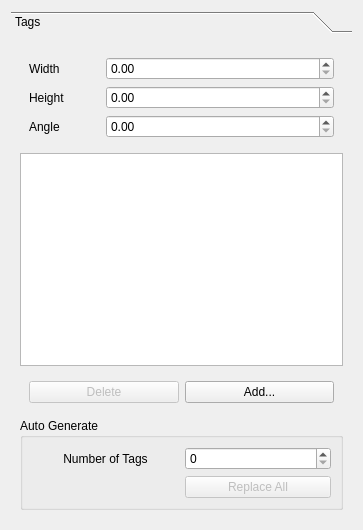
This is src/Mod/Path/Gui/Resources/panels/HoldingTagsEdit.ui in berndhahnebach/All_FreeCAD as Qt 5 draws it before an edit. The edited form follows.
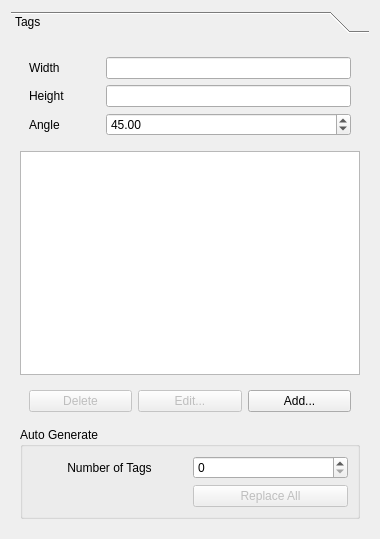
This is the edited form. Custom widgets are drawn as their Qt base class.

Commit message: Using InputField for width and height and use proper properties.

```diff
--- a/src/Mod/Path/Gui/Resources/panels/HoldingTagsEdit.ui
+++ b/src/Mod/Path/Gui/Resources/panels/HoldingTagsEdit.ui
@@ -6,8 +6,8 @@
    <rect>
     <x>0</x>
     <y>0</y>
-    <width>363</width>
-    <height>530</height>
+    <width>380</width>
+    <height>539</height>
    </rect>
   </property>
   <property name="windowTitle">
@@ -16,6 +16,12 @@
   <layout class="QGridLayout" name="gridLayout_2">
    <item row="2" column="0">
     <widget class="QToolBox" name="toolBox">
+     <property name="sizePolicy">
+      <sizepolicy hsizetype="Preferred" vsizetype="MinimumExpanding">
+       <horstretch>0</horstretch>
+       <verstretch>0</verstretch>
+      </sizepolicy>
+     </property>
      <property name="frameShape">
       <enum>QFrame::NoFrame</enum>
      </property>
@@ -27,8 +33,8 @@
        <rect>
         <x>0</x>
         <y>0</y>
-        <width>345</width>
-        <height>476</height>
+        <width>362</width>
+        <height>485</height>
        </rect>
       </property>
       <attribute name="label">
@@ -48,13 +54,6 @@
             </property>
            </widget>
           </item>
-          <item row="0" column="1">
-           <widget class="QDoubleSpinBox" name="dsbWidth">
-            <property name="toolTip">
-             <string>&lt;html&gt;&lt;head/&gt;&lt;body&gt;&lt;p&gt;Specify the resulting width of tags at the base.&lt;/p&gt;&lt;p&gt;The initial default width is based on the longest edge found in the base path.&lt;/p&gt;&lt;/body&gt;&lt;/html&gt;</string>
-            </property>
-           </widget>
-          </item>
           <item row="1" column="0">
            <widget class="QLabel" name="label_3">
             <property name="text">
@@ -62,13 +61,6 @@
             </property>
            </widget>
           </item>
-          <item row="1" column="1">
-           <widget class="QDoubleSpinBox" name="dsbHeight">
-            <property name="toolTip">
-             <string>&lt;html&gt;&lt;head/&gt;&lt;body&gt;&lt;p&gt;Height of holding tags.&lt;/p&gt;&lt;/body&gt;&lt;/html&gt;</string>
-            </property>
-           </widget>
-          </item>
           <item row="2" column="0">
            <widget class="QLabel" name="label_4">
             <property name="text">
@@ -76,10 +68,36 @@
             </property>
            </widget>
           </item>
+          <item row="0" column="1">
+           <widget class="Gui::InputField" name="ifWidth">
+            <property name="toolTip">
+             <string>&lt;html&gt;&lt;head/&gt;&lt;body&gt;&lt;p&gt;Width of the resulting holding tag.&lt;/p&gt;&lt;/body&gt;&lt;/html&gt;</string>
+            </property>
+           </widget>
+          </item>
+          <item row="1" column="1">
+           <widget class="Gui::InputField" name="ifHeight">
+            <property name="toolTip">
+             <string>&lt;html&gt;&lt;head/&gt;&lt;body&gt;&lt;p&gt;Height of holding tag.&lt;/p&gt;&lt;p&gt;Note that resulting tag might be smaller if the tag's width and angle result in a triangular shape.&lt;/p&gt;&lt;/body&gt;&lt;/html&gt;</string>
+            </property>
+           </widget>
+          </item>
           <item row="2" column="1">
            <widget class="QDoubleSpinBox" name="dsbAngle">
             <property name="toolTip">
-             <string>&lt;html&gt;&lt;head/&gt;&lt;body&gt;&lt;p&gt;Angle of ascend and descend of the tool for the holding tag cutout.&lt;/p&gt;&lt;p&gt;&lt;br/&gt;&lt;/p&gt;&lt;p&gt;If the angle is too flat for the given width to reach the specified height the resulting tag will have a triangular shape and not as high as specified.&lt;/p&gt;&lt;/body&gt;&lt;/html&gt;</string>
+             <string>&lt;html&gt;&lt;head/&gt;&lt;body&gt;&lt;p&gt;Plunge angle for ascent and descent of holding tag.&lt;/p&gt;&lt;/body&gt;&lt;/html&gt;</string>
+            </property>
+            <property name="minimum">
+             <double>5.000000000000000</double>
+            </property>
+            <property name="maximum">
+             <double>90.000000000000000</double>
+            </property>
+            <property name="singleStep">
+             <double>15.000000000000000</double>
+            </property>
+            <property name="value">
+             <double>45.000000000000000</double>
             </property>
            </widget>
           </item>
@@ -96,7 +114,7 @@
        <item>
         <widget class="QWidget" name="widget" native="true">
          <layout class="QGridLayout" name="gridLayout">
-          <item row="0" column="0">
+          <item row="1" column="0">
            <widget class="QPushButton" name="pbDelete">
             <property name="enabled">
              <bool>false</bool>
@@ -106,13 +124,23 @@
             </property>
            </widget>
           </item>
-          <item row="0" column="1">
+          <item row="1" column="2">
            <widget class="QPushButton" name="pbAdd">
             <property name="text">
              <string>Add...</string>
             </property>
            </widget>
           </item>
+          <item row="1" column="1">
+           <widget class="QPushButton" name="pushButton">
+            <property name="enabled">
+             <bool>false</bool>
+            </property>
+            <property name="text">
+             <string>Edit...</string>
+            </property>
+           </widget>
+          </item>
          </layout>
         </widget>
        </item>
@@ -154,6 +182,13 @@
    </item>
   </layout>
  </widget>
+ <customwidgets>
+  <customwidget>
+   <class>Gui::InputField</class>
+   <extends>QLineEdit</extends>
+   <header>Gui/InputField.h</header>
+  </customwidget>
+ </customwidgets>
  <resources/>
  <connections/>
 </ui>
```
Left out of the diff: 2 changed lines with no effect on the pictures. The commit also changes 1 other file.
